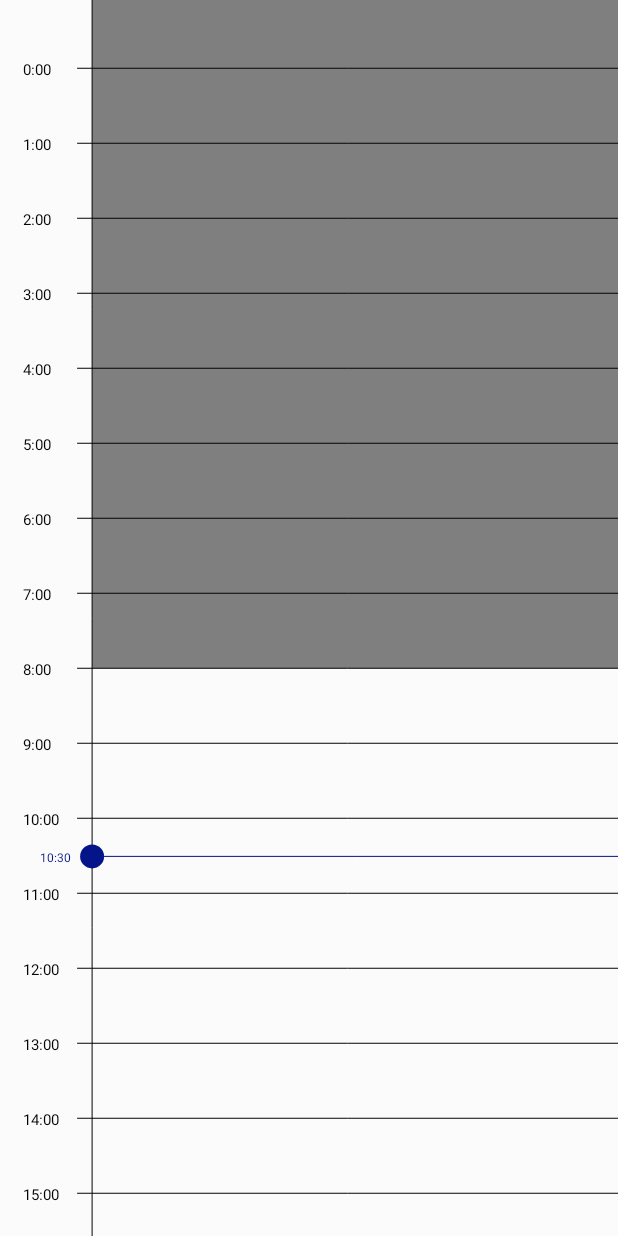
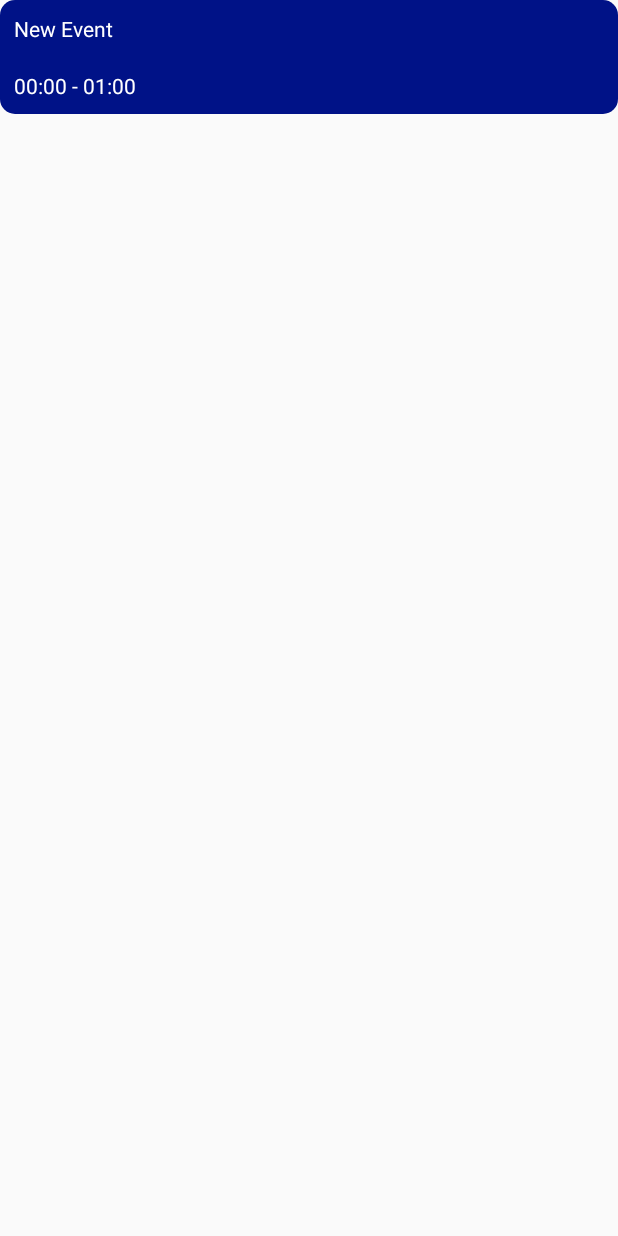
Before and after one commit to israis007/CustomCalendar, an Android app: the layout events_view.xml on its own in the app's theme, with its tools: preview values and no code run, on a phone screen of 412 x 824 dp. Run offline under Robolectric (Android 15) with nearby library versions, the phone set to English and light mode, and no system bars.

Commit message:
card drag

```diff
--- /dev/null
+++ b/calendarcustom/src/main/res/drawable/backgorund_card.xml
@@ -0,0 +1,6 @@
+<?xml version="1.0" encoding="utf-8"?>
+<shape xmlns:android="http://schemas.android.com/apk/res/android">
+    <corners android:radius="@dimen/cardview_event_redious" />
+    <solid android:color="@color/clock_line_now" />
+    <stroke android:width="0dp" android:color="@color/grid_text" />
+</shape>
--- a/calendarcustom/src/main/res/layout/events_view.xml
+++ b/calendarcustom/src/main/res/layout/events_view.xml
@@ -1,26 +1,27 @@
 <?xml version="1.0" encoding="utf-8"?>
-<androidx.constraintlayout.widget.ConstraintLayout
+<LinearLayout
     xmlns:android="http://schemas.android.com/apk/res/android"
     android:layout_width="match_parent"
     xmlns:app="http://schemas.android.com/apk/res-auto"
-    android:layout_height="match_parent">
+    android:layout_height="wrap_content"
+    android:background="@drawable/backgorund_card"
+    android:orientation="vertical">
 
-    <com.pirataram.calendarcustom.ui.OneDayLayout
-        android:id="@+id/clock"
+    <androidx.appcompat.widget.AppCompatTextView
+        android:id="@+id/card_title"
         android:layout_width="match_parent"
         android:layout_height="wrap_content"
-        app:layout_constraintStart_toStartOf="parent"
-        app:layout_constraintEnd_toEndOf="parent"
-        app:layout_constraintTop_toTopOf="parent"
-        app:clock_text_color="@color/clock_text_hour"
-        app:clock_text_size="10dp"
-        app:clock_text_margin_top="40sp"
-        app:clock_text_margin_end="20sp"
-        app:clock_text_margin_start="15sp"
-        app:clock_line_now_color="@color/clock_line_now"
-        app:clock_horizontal_dividers_color="@color/clock_dividers"
-        app:clock_line_now_radius="8sp"
-        app:clock_text_mask="H:mm"
+        android:text="@string/event_card_title"
+        android:layout_margin="@dimen/cardview_margin"
+        android:textColor="@color/cardview_light_background"
         />
 
-</androidx.constraintlayout.widget.ConstraintLayout>
+    <androidx.appcompat.widget.AppCompatTextView
+        android:id="@+id/cad_hours"
+        android:layout_width="match_parent"
+        android:layout_height="wrap_content"
+        android:layout_margin="@dimen/cardview_margin"
+        android:textColor="@color/cardview_light_background"
+        android:text="@string/event_card_hour" />
+
+</LinearLayout>
--- a/calendarcustom/src/main/res/values/dimens.xml
+++ b/calendarcustom/src/main/res/values/dimens.xml
@@ -10,4 +10,6 @@
     <dimen name="clock_linenow_radius_circle">6sp</dimen>
     <dimen name="clock_linenow_height">1sp</dimen>
     <dimen name="clock_event_padding">3sp</dimen>
+    <dimen name="cardview_event_redious">10sp</dimen>
+    <dimen name="cardview_margin">9sp</dimen>
 </resources>
--- a/calendarcustom/src/main/res/values/strings.xml
+++ b/calendarcustom/src/main/res/values/strings.xml
@@ -2,4 +2,6 @@
 <resources>
     <string name="clock_mask">H:mm</string>
     <string name="date_mask">dd/MM/yyyy</string>
+    <string name="event_card_title">New Event</string>
+    <string name="event_card_hour">00:00 - 01:00</string>
 </resources>
```
